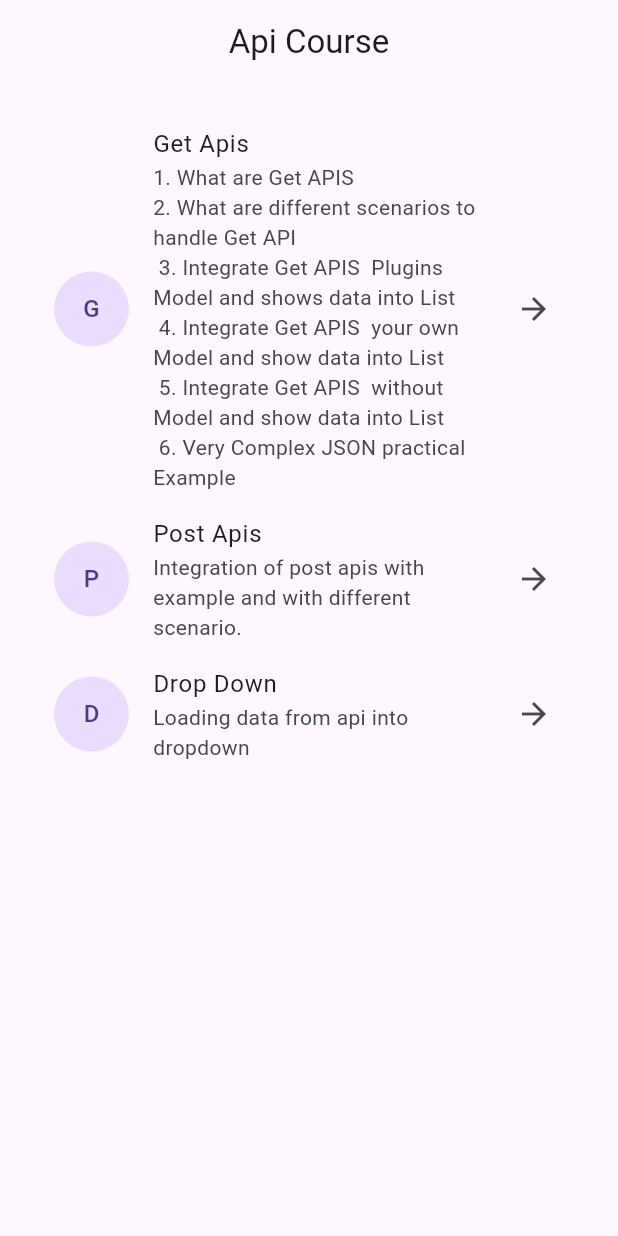
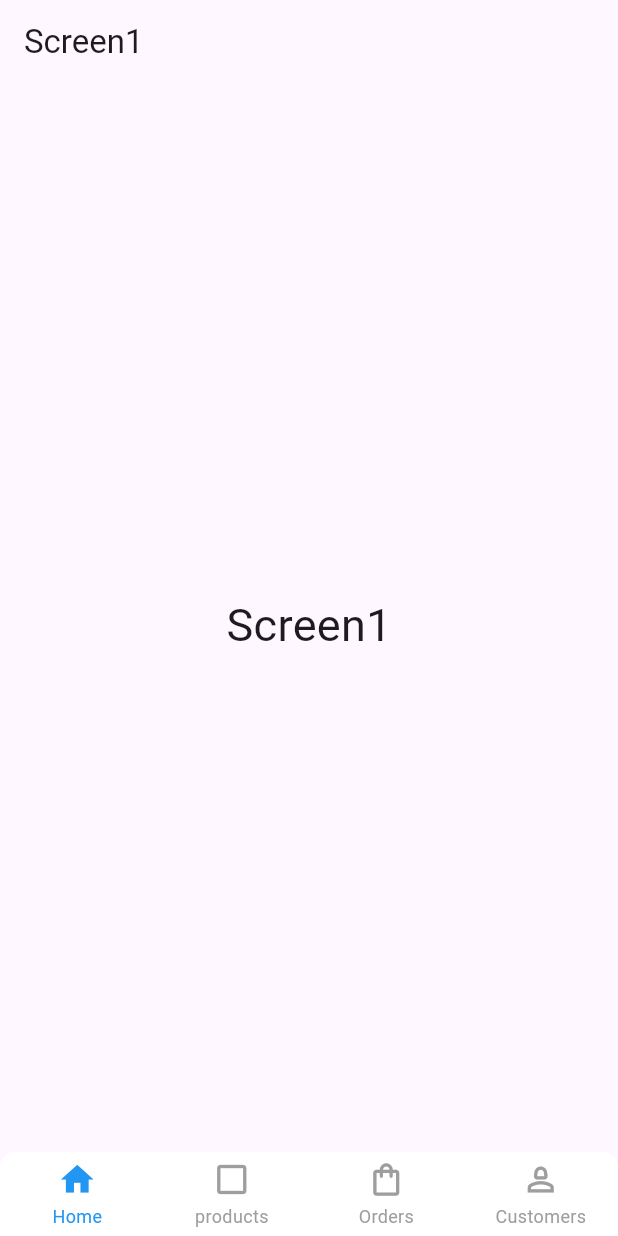
Before and after one commit to iamtonmoy/flutter_api, a Flutter app: the screen it shows after launch, on a phone screen of 412 x 824 dp. Run offline on Flutter 3.47's test engine with Material 3 defaults, Android fonts, the phone set to English and light mode, and no system bars; drawn by our look-alikes of persistent_bottom_nav_bar; our stand-ins replace flutter_svg, fluttertoast, image_picker, modal_progress_hud_nsn, shared_preferences; missing offline and left inert: image_picker_for_web.

Commit message:
bottom Navigation Added

```diff
--- /dev/null
+++ b/lib/bottom_navigation.dart
@@ -0,0 +1,178 @@
+import 'package:apitutorials/signin.dart';
+import 'package:flutter/material.dart';
+import 'package:persistent_bottom_nav_bar/persistent_tab_view.dart';
+
+void main() {
+  runApp(const MyApp());
+}
+
+class MyApp extends StatelessWidget {
+  const MyApp({Key? key}) : super(key: key);
+
+  @override
+  Widget build(BuildContext context) {
+    return MaterialApp(
+      title: 'Flutter Demo',
+      home: const BottomNavBar(),
+    );
+  }
+}
+
+class BottomNavBar extends StatelessWidget {
+  const BottomNavBar({Key? key}) : super(key: key);
+
+  @override
+  Widget build(BuildContext context) {
+    List<Widget> _buildScreens() {
+      return [
+        const Screen1(),
+        const Screen2(),
+        const Screen4(),
+        const SignIn(),
+      ];
+    }
+
+    List<PersistentBottomNavBarItem> _navBarsItems() {
+      return [
+        PersistentBottomNavBarItem(
+          icon: const Icon(Icons.home),
+          title: ("Home"),
+          activeColorPrimary: Colors.blue,
+          inactiveColorPrimary: Colors.grey,
+        ),
+        PersistentBottomNavBarItem(
+          icon: const Icon(Icons.check_box_outline_blank),
+          title: ("products"),
+          activeColorPrimary: Colors.blue,
+          inactiveColorPrimary: Colors.grey,
+        ),
+        PersistentBottomNavBarItem(
+          icon: const Icon(Icons.shopping_bag_outlined),
+          title: ("Orders"),
+          activeColorPrimary: Colors.blue,
+          inactiveColorPrimary: Colors.grey,
+        ),
+        PersistentBottomNavBarItem(
+          icon: const Icon(Icons.person_2_outlined),
+          title: ("Customers"),
+          activeColorPrimary: Colors.blue,
+          inactiveColorPrimary: Colors.grey,
+        ),
+      ];
+    }
+
+    PersistentTabController controller;
+
+    controller = PersistentTabController(initialIndex: 0);
+    return Scaffold(
+      body: Container(
+        decoration: BoxDecoration(
+          boxShadow: [
+            BoxShadow(
+              color: Colors.grey.withOpacity(0.5),
+              spreadRadius: 5,
+              blurRadius: 0.5,
+              offset: const Offset(0, -3),
+            ),
+          ],
+        ),
+        child: PersistentTabView(
+          context,
+          screens: _buildScreens(),
+          items: _navBarsItems(),
+          controller: controller,
+          confineInSafeArea: true,
+          backgroundColor: Colors.white,
+          handleAndroidBackButtonPress: true,
+          resizeToAvoidBottomInset: true,
+          stateManagement: true,
+          hideNavigationBarWhenKeyboardShows: true,
+          decoration: NavBarDecoration(
+            borderRadius: BorderRadius.circular(10.0),
+            colorBehindNavBar: Colors.white,
+          ),
+          popAllScreensOnTapOfSelectedTab: true,
+          popActionScreens: PopActionScreensType.all,
+          itemAnimationProperties: const ItemAnimationProperties(
+            duration: Duration(milliseconds: 200),
+            curve: Curves.ease,
+          ),
+          screenTransitionAnimation: const ScreenTransitionAnimation(
+            animateTabTransition: true,
+            curve: Curves.ease,
+            duration: Duration(milliseconds: 200),
+          ),
+          navBarStyle: NavBarStyle.style6,
+        ),
+      ),
+    );
+  }
+}
+
+class Screen1 extends StatelessWidget {
+  const Screen1({Key? key}) : super(key: key);
+
+  @override
+  Widget build(BuildContext context) {
+    return Scaffold(
+      appBar: AppBar(title: const Text('Screen1')),
+      body: const Center(
+        child: Text(
+          'Screen1',
+          style: TextStyle(fontSize: 30),
+        ),
+      ),
+    );
+  }
+}
+
+class Screen2 extends StatelessWidget {
+  const Screen2({Key? key}) : super(key: key);
+
+  @override
+  Widget build(BuildContext context) {
+    return Scaffold(
+      appBar: AppBar(title: const Text('Screen2')),
+      body: const Center(
+        child: Text(
+          'Screen2',
+          style: TextStyle(fontSize: 30),
+        ),
+      ),
+    );
+  }
+}
+
+class Screen4 extends StatelessWidget {
+  const Screen4({Key? key}) : super(key: key);
+
+  @override
+  Widget build(BuildContext context) {
+    return Scaffold(
+      appBar: AppBar(title: const Text('Screen4')),
+      body: const Center(
+        child: Text(
+          'Screen4',
+          style: TextStyle(fontSize: 30),
+        ),
+      ),
+    );
+  }
+}
+
+class Screen5 extends StatelessWidget {
+  const Screen5({Key? key}) : super(key: key);
+
+  @override
+  Widget build(BuildContext context) {
+    return Scaffold(
+      appBar: AppBar(title: const Text('Screen5')),
+      body: const Center(
+        child: Text(
+          'Screen5',
+          style: TextStyle(fontSize: 30),
+        ),
+      ),
+    );
+  }
+}
--- a/lib/main.dart
+++ b/lib/main.dart
@@ -1,4 +1,4 @@
-import 'package:apitutorials/home_screen.dart';
+import 'package:apitutorials/bottom_navigation.dart';
 import 'package:apitutorials/provider/authProvider.dart';
 import 'package:flutter/material.dart';
 import 'package:fluttertoast/fluttertoast.dart';
@@ -30,7 +30,7 @@ class MyApp extends StatelessWidget {
   Widget build(BuildContext context) {
     return MaterialApp(
       title: 'Flutter Demo',
-      home: const HomScreen(),
+      home: const BottomNavBar(),
     );
   }
 }
--- a/lib/provider/authProvider.dart
+++ b/lib/provider/authProvider.dart
@@ -27,7 +27,6 @@ class AuthProvider with ChangeNotifier {
         handleLoginError(response.statusCode, response.body);
       }
     } catch (e) {
-      // Handle network errors
       print('Network error: $e');
     }
   }
--- a/lib/signin.dart
+++ b/lib/signin.dart
@@ -123,7 +123,7 @@ class _SignInState extends State<SignIn> {
               validator: (value) {
                 if (value == value!.isEmpty && submitClicked) {
                   return 'Email is required';
-                } else if (!_isValidEmail(value)) {
+                } else if (value!.isEmpty && !_isValidEmail(value) && submitClicked) {
                   return 'Enter a valid email address';
                 }
                 return null;
@@ -199,7 +199,7 @@ class _SignInState extends State<SignIn> {
   Widget _buildTextField(String hintText, TextEditingController controller, TextInputType keyboardType, {bool obscureText = false, String? Function(String?)? validator, String? labelText}) {
     return Container(
       margin: EdgeInsets.symmetric(vertical: 10),
-      padding: EdgeInsets.symmetric(horizontal: 16),
+      padding: EdgeInsets.symmetric(horizontal: 10, vertical: 0),
       child: Column(
         crossAxisAlignment: CrossAxisAlignment.start,
         children: [
@@ -209,6 +209,7 @@ class _SignInState extends State<SignIn> {
             obscureText: obscureText,
             validator: validator,
             decoration: InputDecoration(
+              contentPadding: EdgeInsets.all(12),
               labelText: labelText ?? hintText,
               errorText: validator != null ? validator(controller.text) : null,
               border: OutlineInputBorder(),
--- a/pubspec.yaml
+++ b/pubspec.yaml
@@ -41,6 +41,7 @@ dependencies:
   flutter_svg: ^2.0.9
   shared_preferences: ^2.2.2
   fluttertoast: ^8.2.4
+  persistent_bottom_nav_bar: ^5.0.2
 
 
 
```
Also changed, not shown: pubspec.lock, 1 other file.
